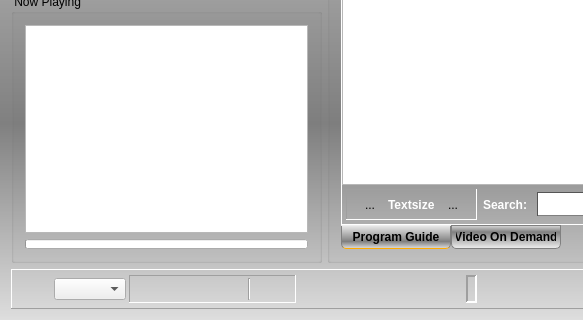
Old version of the form branches/kartina.tv/forms/recorder.ui in the repository code-google-com/vlc-record; both pictures show x 0 to 583 and y 336 to 656 of the 760 by 656 pixel window.
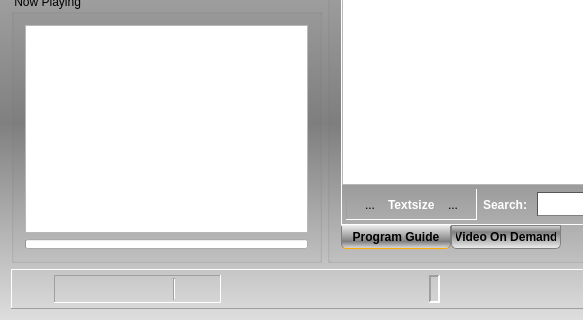
New version of the form. Icons and pictures are not drawn. Custom widgets are drawn as their Qt base class.

```diff
--- a/branches/kartina.tv/forms/recorder.ui
+++ b/branches/kartina.tv/forms/recorder.ui
@@ -726,28 +726,6 @@
       <property name="bottomMargin">
        <number>5</number>
       </property>
-      <item>
-       <widget class="QComboBox" name="cbxTimeShift">
-        <property name="minimumSize">
-         <size>
-          <width>50</width>
-          <height>0</height>
-         </size>
-        </property>
-        <property name="maximumSize">
-         <size>
-          <width>16777215</width>
-          <height>16777215</height>
-         </size>
-        </property>
-        <property name="toolTip">
-         <string>Set TimeShift in hours.</string>
-        </property>
-        <property name="whatsThis">
-         <string>TimeShift Selector</string>
-        </property>
-       </widget>
-      </item>
       <item>
        <widget class="QFrame" name="frameTimerInfo">
         <property name="frameShape">
```
Left out of the diff: 5 changed lines with no effect on the pictures.
